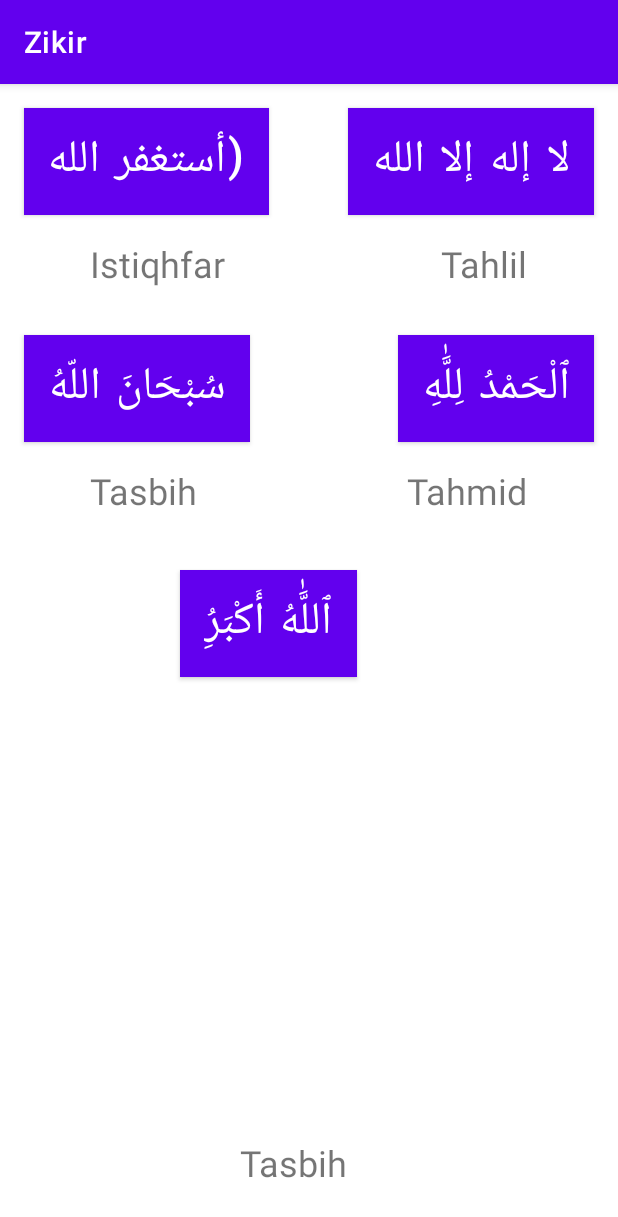
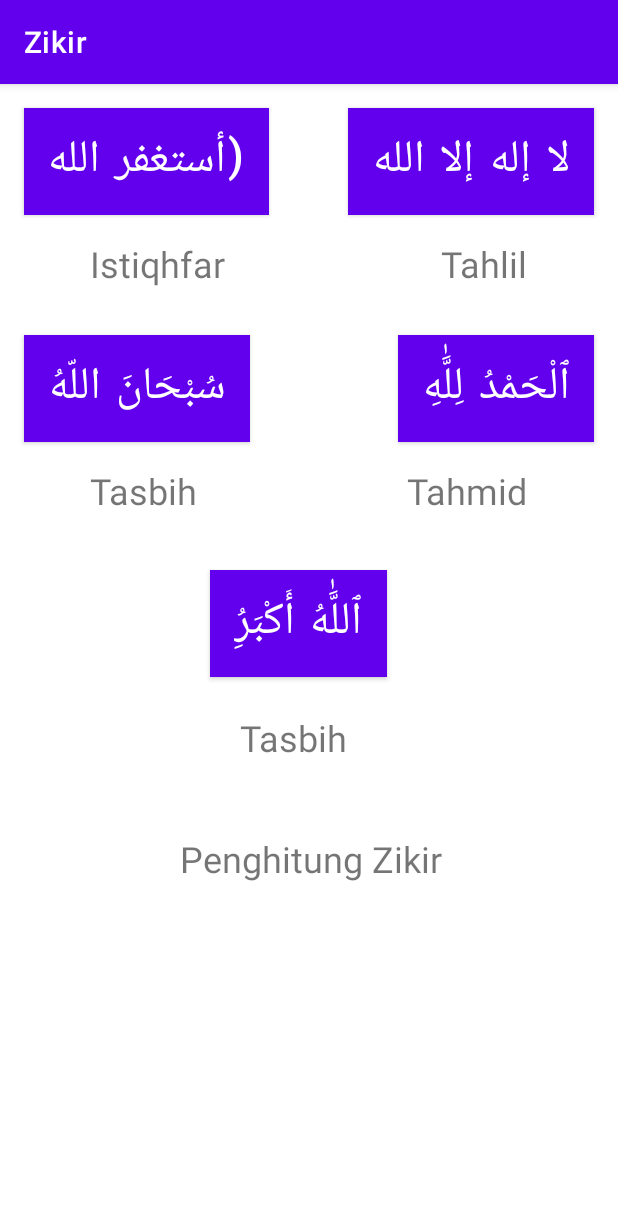
Before and after one commit to roynaldi19/RZikir, an Android app: the screen it shows after launch (MainActivity), on a phone screen of 412 x 824 dp. Shown: the top 1217 px of the screen. Run offline under Robolectric (Android 15) with nearby library versions, the phone set to English and light mode, and no system bars; 1 statement that could not run was skipped.

Commit message:
comit 2.3

```diff
--- a/app/src/main/res/layout/activity_main.xml
+++ b/app/src/main/res/layout/activity_main.xml
@@ -46,7 +46,7 @@
         android:id="@+id/btn_takbir"
         android:layout_width="0dp"
         android:layout_height="wrap_content"
-        android:layout_marginStart="120dp"
+        android:layout_marginStart="140dp"
         android:layout_marginTop="308dp"
         android:background="@color/white"
         android:text="@string/A_takbir"
@@ -114,12 +114,23 @@
         android:id="@+id/tv_tasbih5"
         android:layout_width="0dp"
         android:layout_height="wrap_content"
-        android:layout_marginTop="464dp"
-        android:layout_marginEnd="180dp"
+        android:layout_marginStart="160dp"
+        android:layout_marginTop="24dp"
         android:text="@string/L_tasbih"
         android:textSize="24sp"
-        app:layout_constraintEnd_toEndOf="parent"
-        app:layout_constraintTop_toBottomOf="@+id/btn_tasbih" />
+        app:layout_constraintStart_toStartOf="parent"
+        app:layout_constraintTop_toBottomOf="@+id/btn_takbir" />
+
+    <TextView
+        android:id="@+id/tv_count"
+        android:layout_width="wrap_content"
+        android:layout_height="wrap_content"
+        android:layout_marginStart="120dp"
+        android:layout_marginTop="500dp"
+        android:text="@string/penghitung_zikir"
+        android:textSize="24sp"
+        app:layout_constraintStart_toStartOf="parent"
+        app:layout_constraintTop_toTopOf="parent" />
 
 
 </androidx.constraintlayout.widget.ConstraintLayout>
--- a/app/src/main/res/values/strings.xml
+++ b/app/src/main/res/values/strings.xml
@@ -10,4 +10,6 @@
     <string name="A_takbir">ٱللَّٰهُ أَكْبَرُِ</string>
     <string name="L_tahlil">Tahlil</string>
     <string name="A_tahlil">لا إله إلا الله</string>
+    <string name="reset">Reset</string>
+    <string name="penghitung_zikir">Penghitung Zikir</string>
 </resources>
```
Also changed, not shown: app/src/main/java/com/roynaldi19/rzikir/MainActivity.kt (+30 -0 lines).
